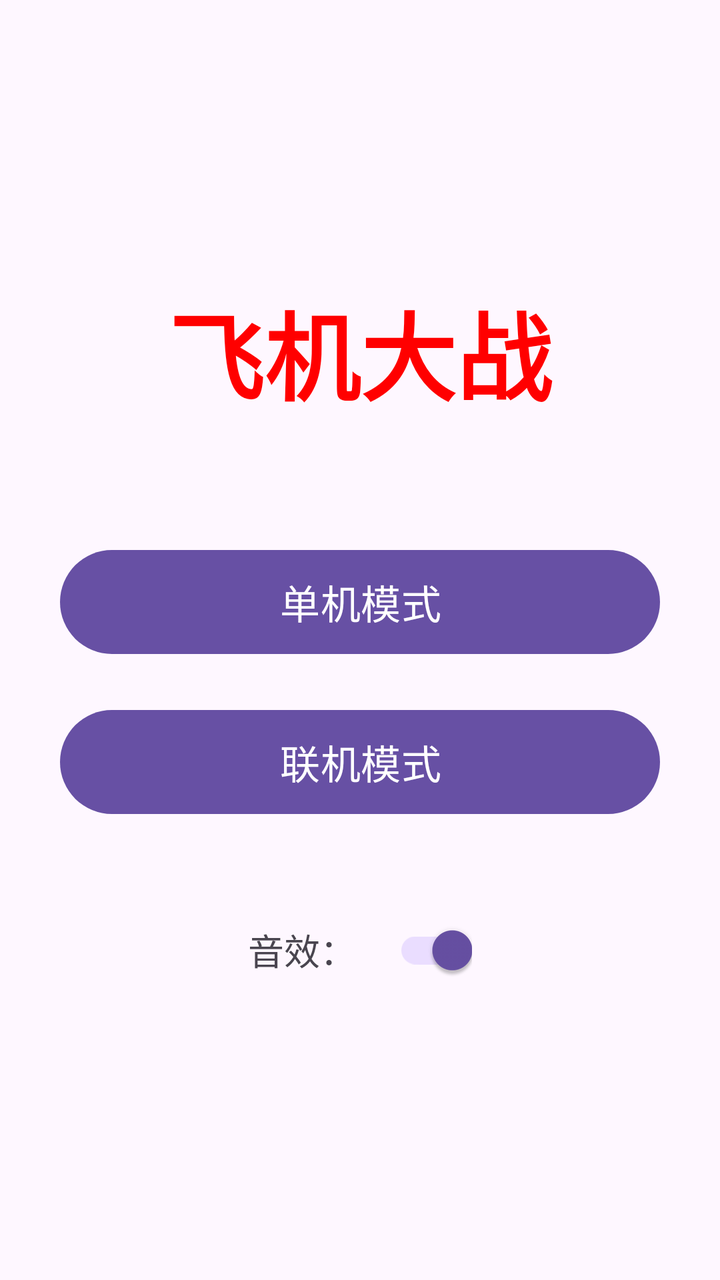
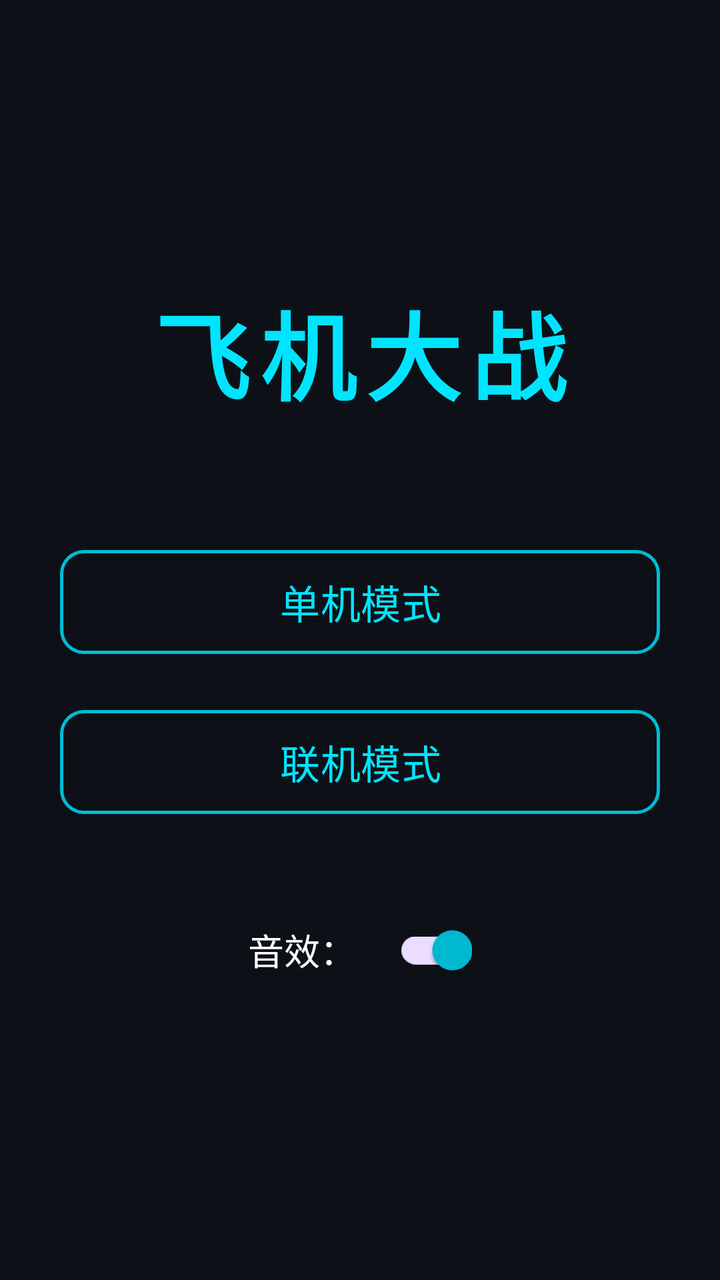

Screens rendered from an Android XML layout before and after an edit, with the pre-edit source and the edit as a unified diff.
<!-- AndroidManifest.xml: application theme Theme.AircraftWar -->
<!-- res/layout/activity_start.xml -->
<?xml version="1.0" encoding="utf-8"?>
<LinearLayout xmlns:android="http://schemas.android.com/apk/res/android"
    android:layout_width="match_parent"
    android:layout_height="match_parent"
    android:orientation="vertical"
    android:gravity="center"
    android:padding="20dp">

    
    <TextView
        android:id="@+id/tv_title"
        android:layout_width="match_parent"
        android:layout_height="wrap_content"
        android:text="飞机大战"
        android:textSize="48sp"
        android:textStyle="bold"
        android:textColor="#FF0000"
        android:gravity="center"
        android:layout_marginBottom="50dp" />

    
    <Button
        android:id="@+id/btn_single_mode"
        android:layout_width="match_parent"
        android:layout_height="60dp"
        android:text="单机模式"
        android:textSize="20sp"
        android:layout_margin="10dp" />

    
    <Button
        android:id="@+id/btn_multi_mode"
        android:layout_width="match_parent"
        android:layout_height="60dp"
        android:text="联机模式"
        android:textSize="20sp"
        android:layout_margin="10dp" />

    
    <LinearLayout
        android:layout_width="match_parent"
        android:layout_height="wrap_content"
        android:orientation="horizontal"
        android:gravity="center"
        android:layout_marginTop="30dp">

        <TextView
            android:layout_width="wrap_content"
            android:layout_height="wrap_content"
            android:text="音效："
            android:textSize="18sp"
            android:layout_marginRight="10dp" />

        <androidx.appcompat.widget.SwitchCompat
            android:id="@+id/switch_sound"
            android:layout_width="wrap_content"
            android:layout_height="wrap_content"
            android:checked="true" />

    </LinearLayout>

</LinearLayout>
<!-- resources referenced by this layout -->
<resources>
  <style name="Theme.AircraftWar" parent="Base.Theme.AircraftWar" />
  <style name="Base.Theme.AircraftWar" parent="Theme.Material3.DayNight.NoActionBar">
          
          
      </style>
</resources>

<!-- the commit's change to res/layout/activity_start.xml (unified diff, before → after) -->
@@ -1,10 +1,12 @@
 <?xml version="1.0" encoding="utf-8"?>
 <LinearLayout xmlns:android="http://schemas.android.com/apk/res/android"
+    xmlns:app="http://schemas.android.com/apk/res-auto"
     android:layout_width="match_parent"
     android:layout_height="match_parent"
     android:orientation="vertical"
     android:gravity="center"
-    android:padding="20dp">
+    android:padding="20dp"
+    android:background="@color/color_background">
 
     
     <TextView
@@ -14,27 +16,38 @@
         android:text="飞机大战"
         android:textSize="48sp"
         android:textStyle="bold"
-        android:textColor="#FF0000"
+        android:textColor="@color/color_title"
         android:gravity="center"
-        android:layout_marginBottom="50dp" />
+        android:layout_marginBottom="50dp"
+        android:letterSpacing="0.1" />
 
     
     <Button
         android:id="@+id/btn_single_mode"
+        style="@style/Widget.Material3.Button.OutlinedButton"
         android:layout_width="match_parent"
         android:layout_height="60dp"
         android:text="单机模式"
         android:textSize="20sp"
-        android:layout_margin="10dp" />
+        android:textColor="@color/color_button_text"
+        android:layout_margin="10dp"
+        app:strokeColor="@color/color_button_stroke"
+        app:strokeWidth="1.5dp"
+        app:cornerRadius="12dp" />
 
     
     <Button
         android:id="@+id/btn_multi_mode"
+        style="@style/Widget.Material3.Button.OutlinedButton"
         android:layout_width="match_parent"
         android:layout_height="60dp"
         android:text="联机模式"
         android:textSize="20sp"
-        android:layout_margin="10dp" />
+        android:textColor="@color/color_button_text"
+        android:layout_margin="10dp"
+        app:strokeColor="@color/color_button_stroke"
+        app:strokeWidth="1.5dp"
+        app:cornerRadius="12dp" />
 
     
     <LinearLayout
@@ -49,6 +62,7 @@
             android:layout_height="wrap_content"
             android:text="音效："
             android:textSize="18sp"
+            android:textColor="@color/color_text_primary"
             android:layout_marginRight="10dp" />
 
         <androidx.appcompat.widget.SwitchCompat
<!-- resource entries referenced after the edit -->
@@ -1,9 +1,19 @@
 <!-- resources referenced by this layout -->
 <resources>
+  <color name="color_background">#0D1117</color>
+  <color name="color_button_stroke">#00BCD4</color>
+  <color name="color_button_text">#00E5FF</color>
+  <color name="color_text_primary">#FFFFFF</color>
+  <color name="color_title">#00E5FF</color>
   <style name="Theme.AircraftWar" parent="Base.Theme.AircraftWar" />
   <style name="Base.Theme.AircraftWar" parent="Theme.Material3.DayNight.NoActionBar">
-          
-          
+          <item name="colorPrimary">#00BCD4</item>
+          <item name="colorPrimaryVariant">#00838F</item>
+          <item name="android:windowBackground">@color/color_background</item>
+          <item name="colorSurface">@color/color_card_bg</item>
+          <item name="colorOnSurface">@color/color_text_primary</item>
+          <item name="colorOnPrimary">@color/color_background</item>
       </style>
+  <color name="color_card_bg">#111827</color>
 </resources>
 
